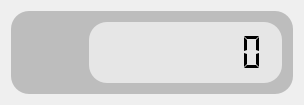
Old version of the form src/PopupClock.ui in the repository beiklive/PopupClock.
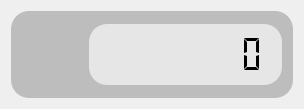
New version of the form. Custom widgets are drawn as their Qt base class.

The edit to the form file:
```diff
--- a/src/PopupClock.ui
+++ b/src/PopupClock.ui
@@ -7,7 +7,7 @@
     <x>0</x>
     <y>0</y>
     <width>304</width>
-    <height>97</height>
+    <height>109</height>
    </rect>
   </property>
   <property name="windowTitle">
```
Left out of the diff: 4 changed lines with no effect on the pictures.
